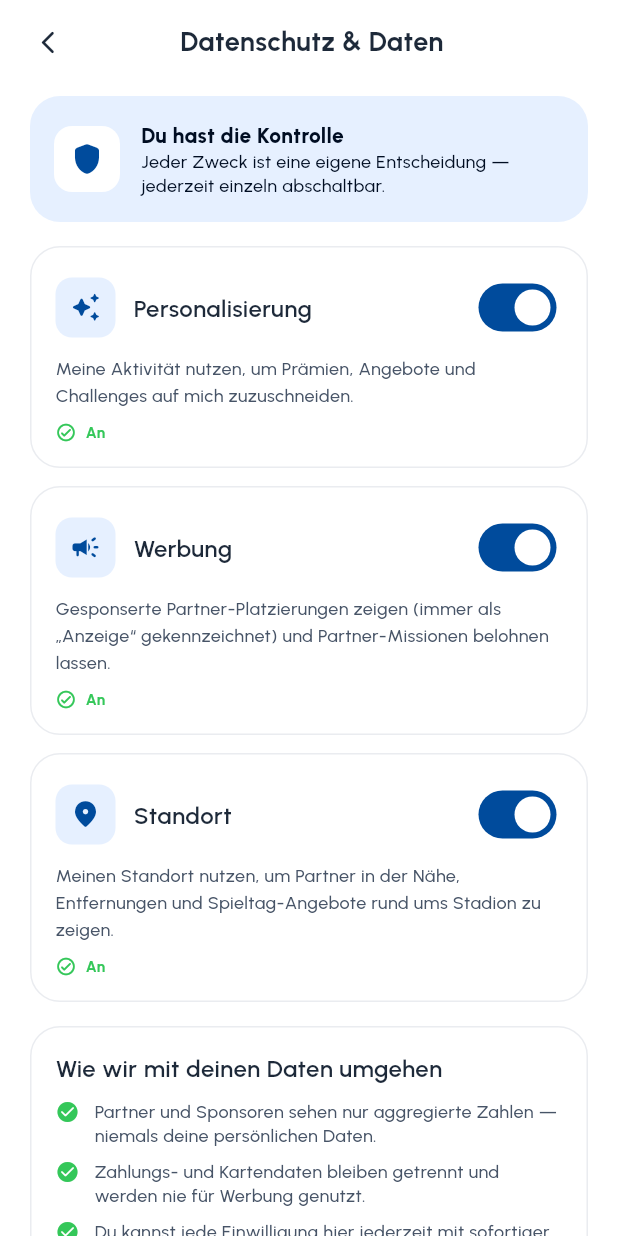
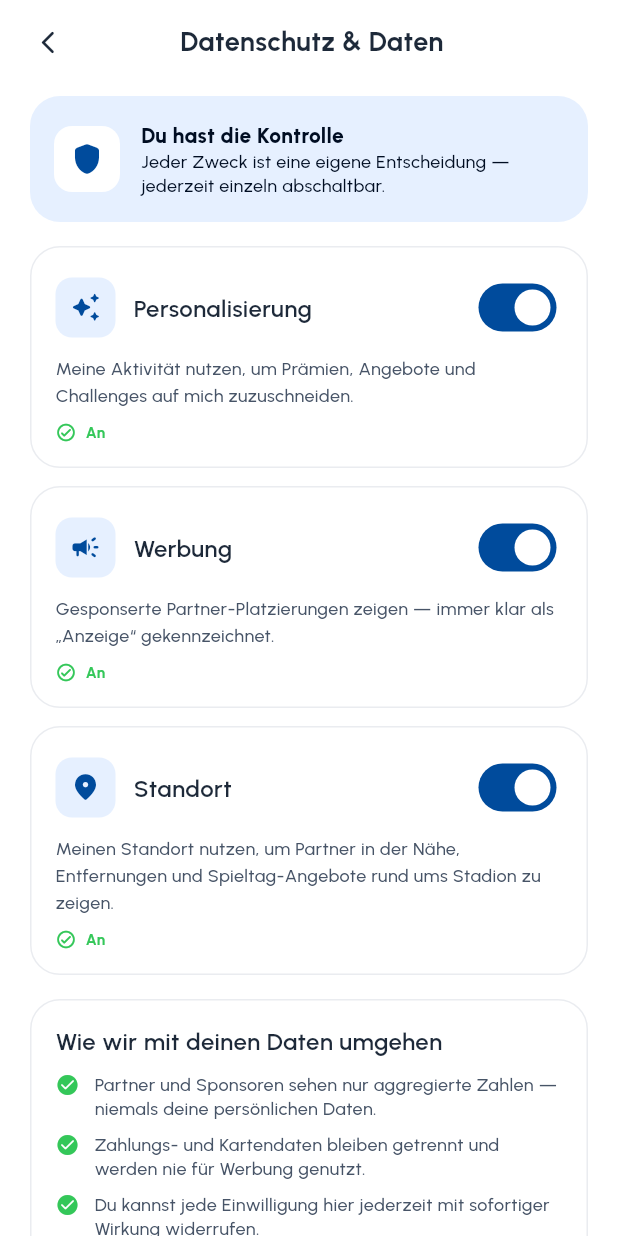
Before and after one commit to COREVIONLABS/EMBAapp-native, a Flutter app: the ConsentScreen screen opened directly, on a phone screen of 412 x 824 dp. Run offline on Flutter 3.47's test engine with Material 3 defaults, Android fonts, the phone set to English and light mode, and no system bars; our stand-ins replace flutter_svg.

Commit message:
Demo-readiness fixes from full app audit
- Earn: "Active challenges" cards no longer dead — "Predict 3 matches" routes to
  Predictions; the others drop the fake tappable affordance (onTap null).
- Auctions re-seeded for a believable live demo:
  * removed the false 42k top-bid the fan visibly couldn't afford;
  * the "you're winning" + presenter "outbid → refund" demo now runs on a
    low-committed lot, so the balance no longer 10× jumps;
  * lowered lots so a fresh winning bid is actually demonstrable (jersey/boots),
    while VIP stays a premium stretch goal.
- Raised the starting balance to 9,600 pts (still Schalker tier) so auctions,
  redeem and buy flows are all demonstrable without hitting "not enough points".
- Consent copy: advertising purpose no longer claims it gates sponsor missions
  (which stay visible), matching actual behaviour.
- Auctions hero balance row: wrapped trailing text in Flexible to avoid overflow
  with long balances/German copy.

flutter analyze clean.

Co-Authored-By: Claude Opus 4.8 <noreply@anthropic.com>
Claude-Session: https://claude.ai/code/session_0138H2TPm9wvb2D54WvCY8tL

```diff
--- a/lib/l10n/strings.dart
+++ b/lib/l10n/strings.dart
@@ -1845,8 +1845,8 @@ const Map<String, String> _de = {
   'Off: you’ll see the same offers as everyone else.':
       'Aus: Du siehst dieselben Angebote wie alle anderen.',
   'Advertising': 'Werbung',
-  'Show sponsored partner placements (always labelled “Ad”) and let partners reward me for missions.':
-      'Gesponserte Partner-Platzierungen zeigen (immer als „Anzeige“ gekennzeichnet) und Partner-Missionen belohnen lassen.',
+  'Show sponsored partner placements — always clearly labelled “Ad”.':
+      'Gesponserte Partner-Platzierungen zeigen — immer klar als „Anzeige“ gekennzeichnet.',
   'Off: sponsored placements are hidden across the app.':
       'Aus: Gesponserte Platzierungen werden app-weit ausgeblendet.',
   'Location': 'Standort',
--- a/lib/model/fan_model.dart
+++ b/lib/model/fan_model.dart
@@ -141,7 +141,7 @@ MembershipPerks perksFor(String tier) => kMembershipPerks[tier] ?? const Members
 /// tombola debits points; playing a daily game credits them; using a lot
 /// decrements the lot count. Balance/lot displays wrap these in a
 /// ValueListenableBuilder so they update instantly.
-final ValueNotifier<int> pointsNotifier = ValueNotifier<int>(4820);
+final ValueNotifier<int> pointsNotifier = ValueNotifier<int>(9600);
 final ValueNotifier<int> lotsNotifier = ValueNotifier<int>(8);
 
 /// Live-selected membership tier (prototype state). Set when a fan "becomes" a
--- a/lib/screens/auctions_screen.dart
+++ b/lib/screens/auctions_screen.dart
@@ -53,7 +53,7 @@ class AuctionsScreen extends StatelessWidget {
                     const SizedBox(width: 6),
                     Text('${FanModel.pointsFormatted} ${tr('pts')}', style: AppText.body2.copyWith(color: Colors.white, fontWeight: FontWeight.w800)),
                     const SizedBox(width: 6),
-                    Text('${tr('to bid')} · ${tr('≈')} ${FanModel.balanceEuro}', style: AppText.body3.copyWith(color: Colors.white60)),
+                    Flexible(child: Text('${tr('to bid')} · ${tr('≈')} ${FanModel.balanceEuro}', maxLines: 1, overflow: TextOverflow.ellipsis, style: AppText.body3.copyWith(color: Colors.white60))),
                   ]),
                 ),
               ]),
--- a/lib/screens/earn_points_screen.dart
+++ b/lib/screens/earn_points_screen.dart
@@ -175,9 +175,12 @@ class EarnPointsScreen extends StatelessWidget {
             separatorBuilder: (_, __) => const SizedBox(width: 12),
             itemBuilder: (_, i) {
               final c = _challenges[i];
+              // Only wire a tap where it leads somewhere real; otherwise pass
+              // null so the card doesn't fake a tappable affordance.
+              final onTap = c.$2 == 'Predict 3 matches' ? () => _push(context, const PredictionsScreen()) : null;
               return SizedBox(
                 width: 210,
-                child: FeaturedGoalCard(icon: c.$1, title: c.$2, sub: c.$3, progress: c.$4, reward: c.$5, onTap: () {}),
+                child: FeaturedGoalCard(icon: c.$1, title: c.$2, sub: c.$3, progress: c.$4, reward: c.$5, onTap: onTap),
               );
             },
           ),
--- a/lib/screens/settings_screens.dart
+++ b/lib/screens/settings_screens.dart
@@ -163,7 +163,7 @@ class ConsentScreen extends StatelessWidget {
           flag: adsConsent,
           icon: Icons.campaign_rounded,
           title: 'Advertising',
-          purpose: 'Show sponsored partner placements (always labelled “Ad”) and let partners reward me for missions.',
+          purpose: 'Show sponsored partner placements — always clearly labelled “Ad”.',
           off: 'Off: sponsored placements are hidden across the app.',
         ),
         const SizedBox(height: 12),
```
Also changed, not shown: lib/model/auctions.dart (+13 -11 lines).
